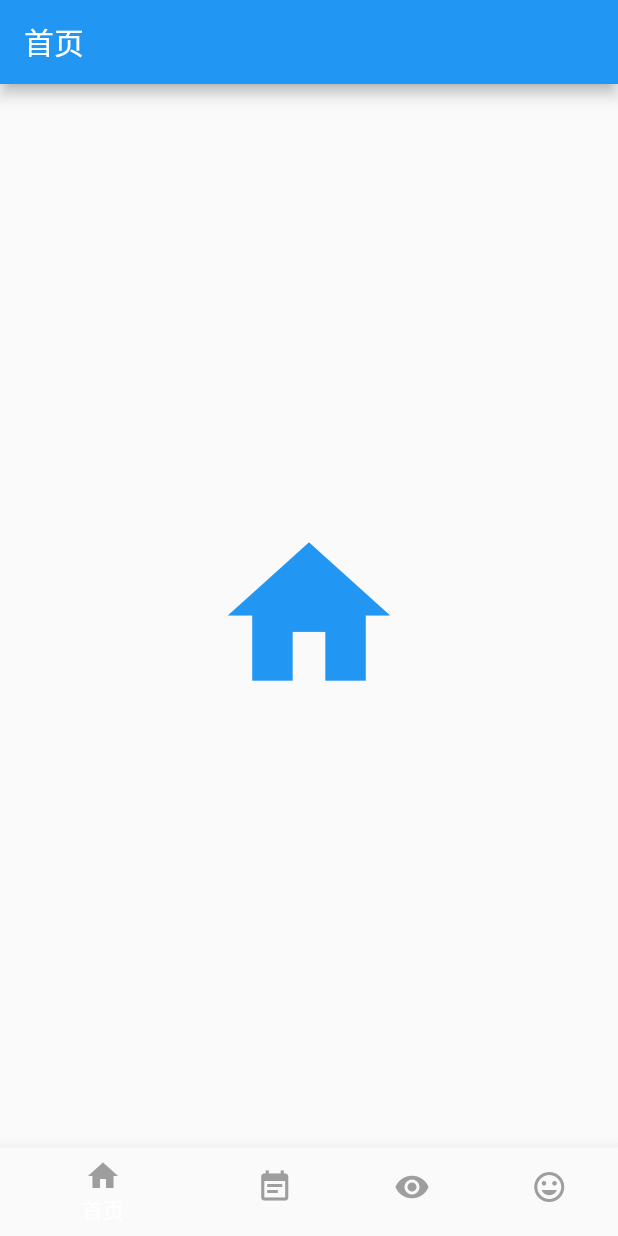
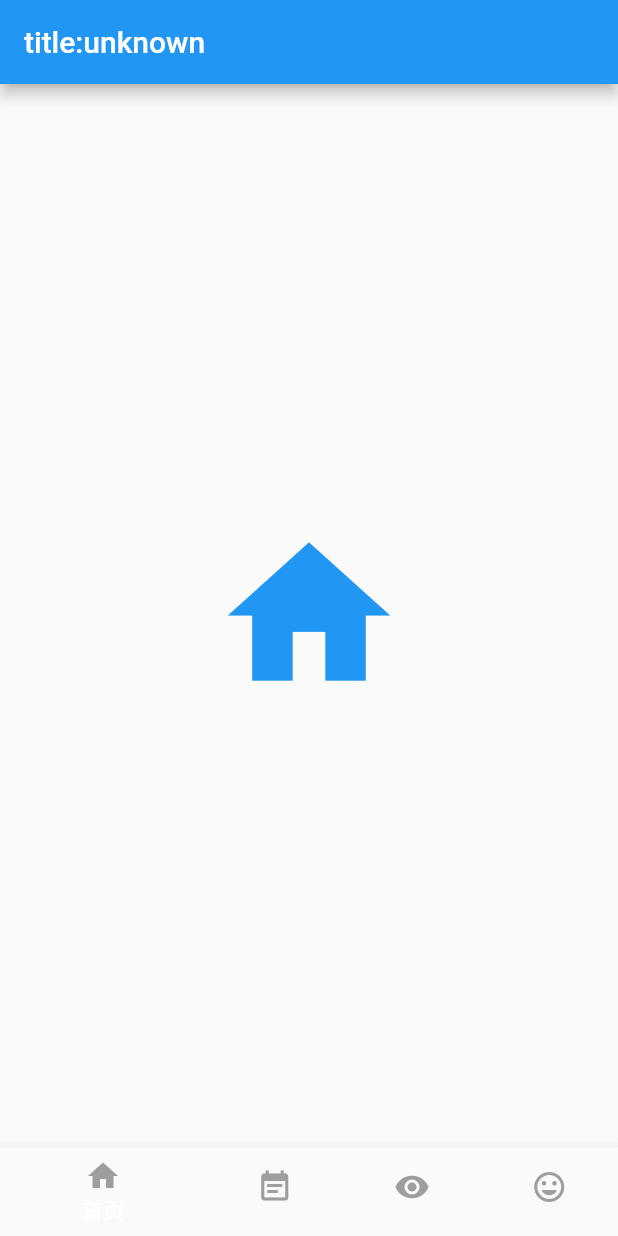
Before and after one commit to 1023198294/SennpaiWord, a Flutter app: the screen it shows after launch, on a phone screen of 412 x 824 dp. Run offline on Flutter 3.47's test engine with Material 2 defaults, Android fonts, the phone set to English and light mode, and no system bars; our stand-ins replace share; network calls fail.

Commit message:
Small changes

```diff
--- a/lib/page1.dart
+++ b/lib/page1.dart
@@ -1,3 +1,6 @@
+import 'dart:convert';
+import 'dart:io';
+
 import 'package:flutter/material.dart';
 
 class HomePageWidget extends StatefulWidget{
@@ -8,11 +11,29 @@ class HomePageWidget extends StatefulWidget{
 }
 
 class HomePageWidgetState extends State<HomePageWidget>{
+
+  var title = 'unknown';
   @override
+
   Widget build(BuildContext context) {
+    _get() async{
+      var url = 'http://10.0.2.2:5000';
+      var httpClient = new HttpClient();
+      var request = await httpClient.getUrl(Uri.parse(url));
+      var response = await request.close();
+      var responseBody = await response.transform(utf8.decoder).join();
+      //print(responseBody);
+      return responseBody;
+    }
+    _get().then((result) {
+        title = result;
+        print('结果就是$title');
+      }
+    );
+    print(title);
     return new Scaffold(
-      appBar: new AppBar(
-        title: new Text('首页'),
+      appBar: AppBar(
+        title: new Text('title:$title'),
       ),
       body: new Center(
         child: Icon(Icons.home,size: 130.0,color: Colors.blue,),
--- a/lib/page4.dart
+++ b/lib/page4.dart
@@ -113,7 +113,7 @@ class MyPageWidgetState extends State<MyPageWidget>{
             ),
             onTap: (){
               print('分享应用');
-              Share.share('www.baidu.com');
+              Share.share('https://github.com/1023198294/SennpaiWord.git');
             },
           ),
           //sectionB,
--- a/pubspec.yaml
+++ b/pubspec.yaml
@@ -25,10 +25,13 @@ dependencies:
   cupertino_icons: ^0.1.2
   english_words: ^3.1.5
   share: ^0.6.1+1
+
+  json_annotation: ^3.0.0
 dev_dependencies:
   flutter_test:
     sdk: flutter
 
+  json_serializable: ^3.2.3
 
 # For information on the generic Dart part of this file, see the
 # following page: https://dart.dev/tools/pub/pubspec
```
Also changed, not shown: pubspec.lock, 7 other files.
